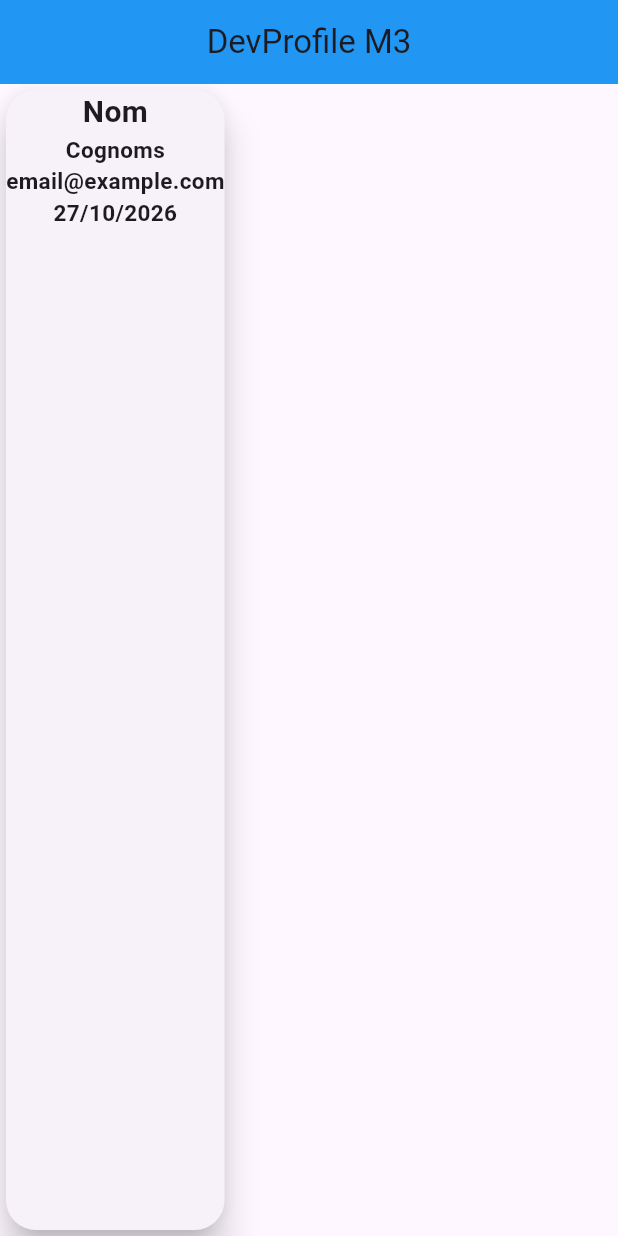
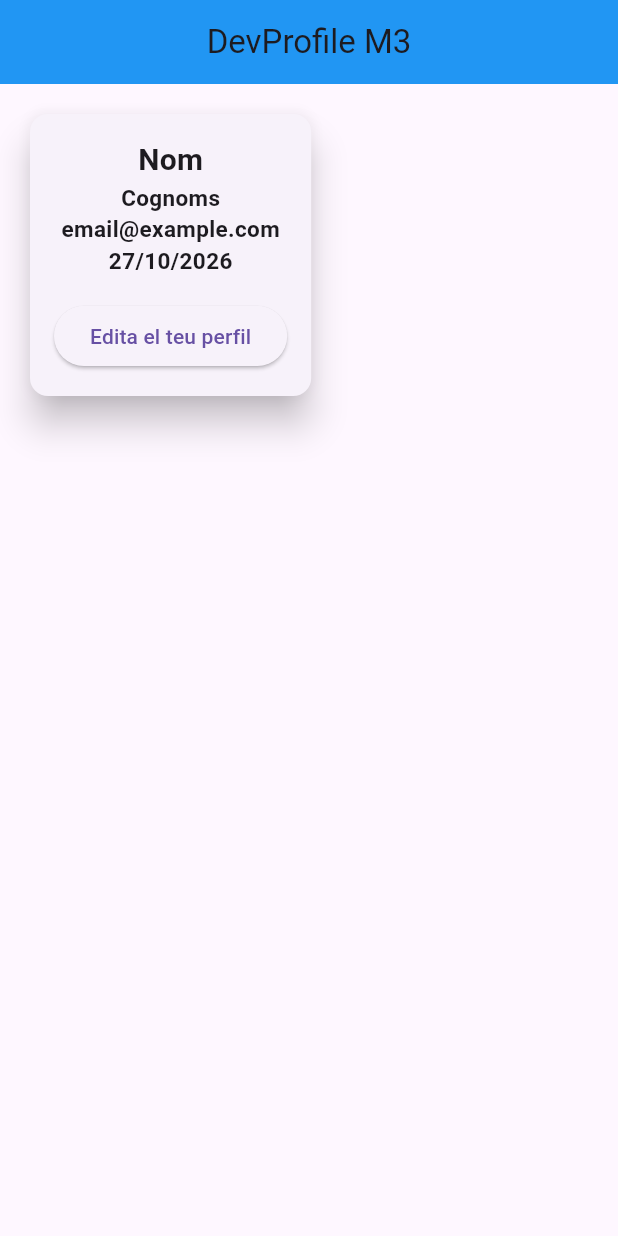
Before and after one commit to manelmarce-lgtm/P2PMM, a Flutter app: the screen it shows after launch, on a phone screen of 412 x 824 dp. Run offline on Flutter 3.47's test engine with Material 3 defaults, Android fonts, the phone set to English and light mode, and no system bars.

Commit message:
Navigation Actions: 1Edit Profile Button done

```diff
--- a/lib/routes/routes.dart
+++ b/lib/routes/routes.dart
@@ -1,10 +1,11 @@
 import 'package:flutter/material.dart';
 import 'package:flutter_application_practica2/screens/home_screen.dart';
+import 'package:flutter_application_practica2/screens/personal_screen.dart';
 
 Map<String, WidgetBuilder> getRoutes() {
   return <String, WidgetBuilder>{
     '/home': (context) => HomeScreen(),
-    //'/personal': (context) => PersonalScreen(),
+    '/personal': (context) => PersonalScreen(),
     //'/widget': (context) => WidgetScreen(),
   };
 }
--- a/lib/screens/home_screen.dart
+++ b/lib/screens/home_screen.dart
@@ -1,5 +1,6 @@
 import 'package:flutter/material.dart';
 import 'package:flutter_application_practica2/models/persona.dart';
+import 'package:flutter_application_practica2/screens/personal_screen.dart';
 
 class HomeScreen extends StatelessWidget {
   const HomeScreen({super.key});
@@ -8,38 +9,54 @@ class HomeScreen extends StatelessWidget {
   Widget build(BuildContext context) {
     return Scaffold(
       appBar: AppBar(
-        title: Text('DevProfile M3'),
+        title: const Text('DevProfile M3'),
         centerTitle: true,
         backgroundColor: Colors.blue,
       ),
-      body: _profileCard(),
+      body: Padding(
+        padding: const EdgeInsets.all(16.0),
+        child: _profileCard(context),
+      ),
     );
   }
+  Widget _profileCard(BuildContext context) {
+    persona p1 = persona.defaults();
 
-  Widget _profileCard() {
-    persona p1 = persona.defaults();
     return Card(
       elevation: 10.0,
-      shape: RoundedRectangleBorder(borderRadius: BorderRadius.circular(20.0)),
+      child: Padding(
+        padding: const EdgeInsets.all(16.0),
         child: Column(
+          mainAxisSize: MainAxisSize.min,
           children: [
             Text(
-            p1.getNom,
-            style: TextStyle(fontSize: 20.0, fontWeight: FontWeight.bold),
+              p1.nom,
+              style: const TextStyle(fontSize: 20.0, fontWeight: FontWeight.bold),
             ),
             Text(
-            p1.getCognoms,
-            style: TextStyle(fontSize: 15.0, fontWeight: FontWeight.bold),
+              p1.cognoms,
+              style: const TextStyle(fontSize: 15.0, fontWeight: FontWeight.bold),
             ),
             Text(
-            p1.getEmail,
-            style: TextStyle(fontSize: 15.0, fontWeight: FontWeight.bold),
+              p1.email,
+              style: const TextStyle(fontSize: 15.0, fontWeight: FontWeight.bold),
             ),
             Text(
               p1.getEdatFormatejada,
-            style: TextStyle(fontSize: 15.0, fontWeight: FontWeight.bold),
+              style: const TextStyle(fontSize: 15.0, fontWeight: FontWeight.bold),
+            ),
+            const SizedBox(height: 16),
+            ElevatedButton(
+              onPressed: () {
+                Navigator.push(
+                  context,
+                  MaterialPageRoute(builder: (context) => const PersonalScreen()),
+                );
+              },
+              child: const Text('Edita el teu perfil'),
             ),
           ],
+        ),
       ),
     );
   }
```
Also changed, not shown: lib/screens/personal_screen.dart (+17 -0 lines). Lines whose indentation alone changed are shown as unchanged.
